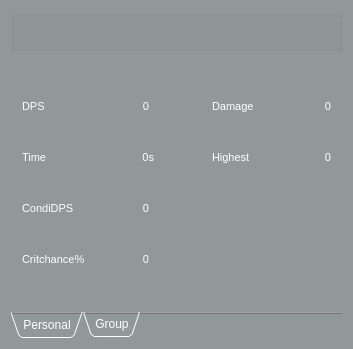
Tyrox92/Gw2SPECS, file mainwindow.ui: the form before one commit.
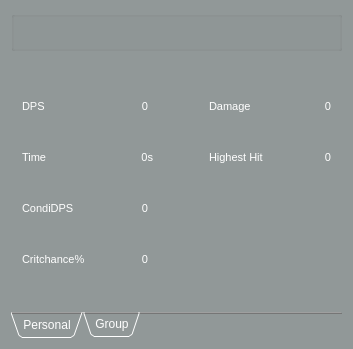
The form after the commit. The open tabs and pages were chosen to show the change. Icons and pictures are not drawn.

Commit message:
Change Highest Text
-Changed to "Highest Hit"

Patch:
```diff
--- a/mainwindow.ui
+++ b/mainwindow.ui
@@ -638,7 +638,7 @@
            <string notr="true">color: rgb(255, 255, 255);</string>
           </property>
           <property name="text">
-           <string>Highest</string>
+           <string>Highest Hit</string>
           </property>
           <property name="alignment">
            <set>Qt::AlignLeading|Qt::AlignLeft|Qt::AlignVCenter</set>
```
Left out of the diff: 2 changed lines with no effect on the pictures. The commit also changes 1 other file.
